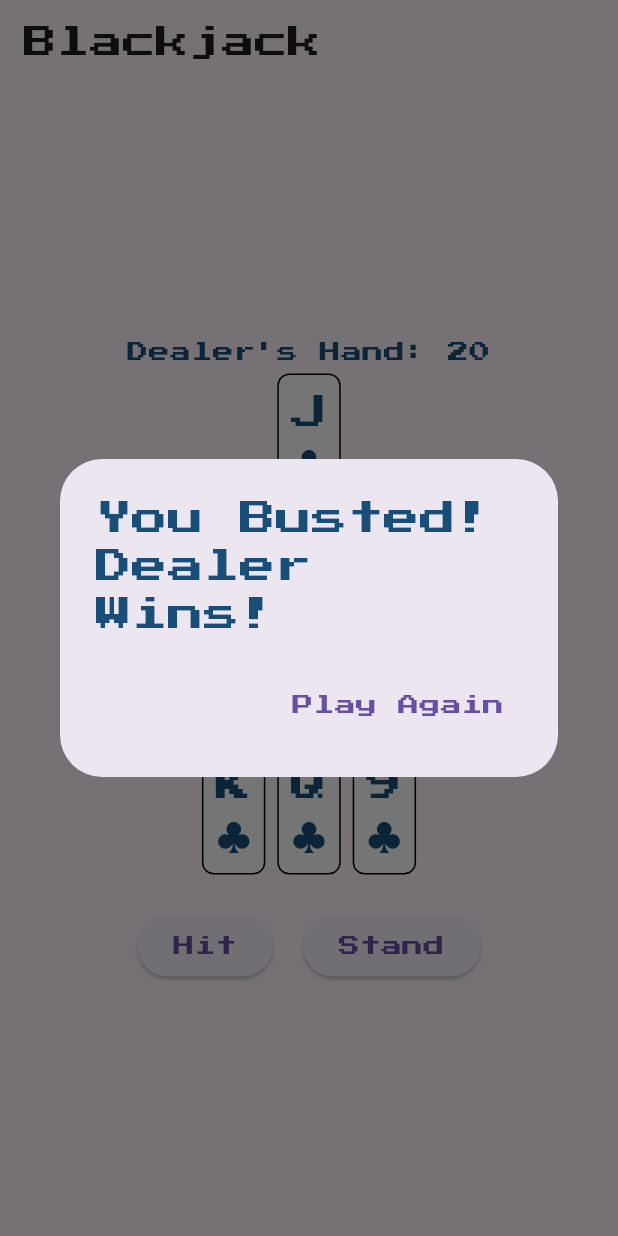
After one commit to u5u5u5u/ankylo-cup, a Flutter app: the BlackjackScreen screen opened directly, after a tap on "Hit", on a phone screen of 412 x 824 dp. The commit adds this screen. Run offline on Flutter 3.47's test engine with Material 3 defaults, Android fonts, the phone set to English and light mode, and no system bars; our stand-ins replace firebase_auth, firebase_core, fixnum, flutter_animate, flutter_riverpod, google_fonts and 2 more; missing offline and left inert: firebase_app_check, flame, grpc, protobuf; accounts and stored records are empty; generated files the repository leaves out were written again; statements that could not run were skipped.

Commit message:
blackjackを追加

```diff
--- /dev/null
+++ b/lib/presentation/games/blackjack/blackjack.dart
@@ -0,0 +1,16 @@
+import 'package:flutter/material.dart';
+import 'package:ankylo_cup/presentation/games/blackjack/widgets/blackjack_screen.dart';
+
+class BlackjackGame extends StatelessWidget {
+  @override
+  Widget build(BuildContext context) {
+    return MaterialApp(
+      debugShowCheckedModeBanner: false,
+      title: 'Blackjack Game',
+      theme: ThemeData(
+        primarySwatch: Colors.green,
+      ),
+      home: BlackjackScreen(),
+    );
+  }
+}
--- /dev/null
+++ b/lib/presentation/games/blackjack/components/card.dart
@@ -0,0 +1,28 @@
+import 'package:flutter/material.dart';
+
+class Card {
+  final String suit;
+  final String rank;
+  final int value;
+
+  Card(this.suit, this.rank, this.value);
+
+  Widget buildCard() {
+    return Container(
+      margin: EdgeInsets.all(4.0),
+      padding: EdgeInsets.all(8.0),
+      decoration: BoxDecoration(
+        border: Border.all(color: Colors.black),
+        borderRadius: BorderRadius.circular(8.0),
+        color: Colors.white,
+      ),
+      child: Column(
+        mainAxisSize: MainAxisSize.min,
+        children: <Widget>[
+          Text(rank, style: TextStyle(fontSize: 24)),
+          Text(suit, style: TextStyle(fontSize: 24)),
+        ],
+      ),
+    );
+  }
+}
--- /dev/null
+++ b/lib/presentation/games/blackjack/components/deck.dart
@@ -0,0 +1,39 @@
+import 'dart:math';
+import 'package:ankylo_cup/presentation/games/blackjack/components/card.dart';
+
+class Deck {
+  final List<Card> _cards = [];
+
+  Deck() {
+    const suits = ['♠', '♥', '♦', '♣'];
+    const ranks = [
+      {'rank': 'A', 'value': 11},
+      {'rank': '2', 'value': 2},
+      {'rank': '3', 'value': 3},
+      {'rank': '4', 'value': 4},
+      {'rank': '5', 'value': 5},
+      {'rank': '6', 'value': 6},
+      {'rank': '7', 'value': 7},
+      {'rank': '8', 'value': 8},
+      {'rank': '9', 'value': 9},
+      {'rank': '10', 'value': 10},
+      {'rank': 'J', 'value': 10},
+      {'rank': 'Q', 'value': 10},
+      {'rank': 'K', 'value': 10},
+    ];
+
+    for (var suit in suits) {
+      for (var rank in ranks) {
+        _cards.add(Card(suit, rank['rank'] as String, rank['value'] as int));
+      }
+    }
+  }
+
+  void shuffle() {
+    _cards.shuffle(Random());
+  }
+
+  Card drawCard() {
+    return _cards.removeLast();
+  }
+}
--- /dev/null
+++ b/lib/presentation/games/blackjack/components/hand.dart
@@ -0,0 +1,29 @@
+import 'package:ankylo_cup/presentation/games/blackjack/components/card.dart';
+
+class Hand {
+  final List<Card> _cards = [];
+
+  void addCard(Card card) {
+    _cards.add(card);
+  }
+
+  int get value {
+    int total = 0;
+    int aces = 0;
+    for (var card in _cards) {
+      total += card.value;
+      if (card.rank == 'A') {
+        aces++;
+      }
+    }
+    while (total > 21 && aces > 0) {
+      total -= 10;
+      aces--;
+    }
+    return total;
+  }
+
+  bool get isBusted => value > 21;
+
+  List<Card> get cards => _cards;
+}
--- /dev/null
+++ b/lib/presentation/games/blackjack/widgets/blackjack_screen.dart
@@ -0,0 +1,125 @@
+import 'package:flutter/material.dart';
+import 'package:ankylo_cup/presentation/games/blackjack/components/deck.dart';
+import 'package:ankylo_cup/presentation/games/blackjack/components/hand.dart';
+
+class BlackjackScreen extends StatefulWidget {
+  @override
+  _BlackjackScreenState createState() => _BlackjackScreenState();
+}
+
+class _BlackjackScreenState extends State<BlackjackScreen> {
+  late Deck _deck;
+  late Hand _playerHand;
+  late Hand _dealerHand;
+
+  @override
+  void initState() {
+    super.initState();
+    _deck = Deck();
+    _playerHand = Hand();
+    _dealerHand = Hand();
+    _startGame();
+  }
+
+  void _startGame() {
+    _deck.shuffle();
+    _playerHand.addCard(_deck.drawCard());
+    _playerHand.addCard(_deck.drawCard());
+    _dealerHand.addCard(_deck.drawCard());
+    _dealerHand.addCard(_deck.drawCard());
+  }
+
+  void _hit() {
+    setState(() {
+      _playerHand.addCard(_deck.drawCard());
+      if (_playerHand.isBusted) {
+        _showResult('You Busted! Dealer Wins!');
+      }
+    });
+  }
+
+  void _stand() {
+    setState(() {
+      while (_dealerHand.value < 17) {
+        _dealerHand.addCard(_deck.drawCard());
+      }
+      if (_dealerHand.isBusted || _playerHand.value > _dealerHand.value) {
+        _showResult('You Win!');
+      } else if (_playerHand.value < _dealerHand.value) {
+        _showResult('Dealer Wins!');
+      } else {
+        _showResult('It\'s a Tie!');
+      }
+    });
+  }
+
+  void _showResult(String result) {
+    showDialog(
+      context: context,
+      builder: (BuildContext context) {
+        return AlertDialog(
+          title: Text(result),
+          actions: <Widget>[
+            TextButton(
+              child: Text('Play Again'),
+              onPressed: () {
+                Navigator.of(context).pop();
+                setState(() {
+                  _deck = Deck();
+                  _playerHand = Hand();
+                  _dealerHand = Hand();
+                  _startGame();
+                });
+              },
+            ),
+          ],
+        );
+      },
+    );
+  }
+
+  @override
+  Widget build(BuildContext context) {
+    return Scaffold(
+      appBar: AppBar(
+        title: Text('Blackjack'),
+      ),
+      body: Column(
+        mainAxisAlignment: MainAxisAlignment.center,
+        children: <Widget>[
+          Text('Dealer\'s Hand: ${_dealerHand.value}'),
+          _dealerHand.isBusted ? Text('Busted!') : Container(),
+          _dealerHand.isBusted
+              ? Container()
+              : _dealerHand.cards.first.buildCard(),
+          _dealerHand.isBusted
+              ? Container()
+              : _dealerHand.cards.last.buildCard(),
+          SizedBox(height: 20),
+          Text('Your Hand: ${_playerHand.value}'),
+          _playerHand.isBusted ? Text('Busted!') : Container(),
+          Row(
+            mainAxisAlignment: MainAxisAlignment.center,
+            children:
+                _playerHand.cards.map((card) => card.buildCard()).toList(),
+          ),
+          SizedBox(height: 20),
+          Row(
+            mainAxisAlignment: MainAxisAlignment.center,
+            children: <Widget>[
+              ElevatedButton(
+                onPressed: _hit,
+                child: Text('Hit'),
+              ),
+              SizedBox(width: 20),
+              ElevatedButton(
+                onPressed: _stand,
+                child: Text('Stand'),
+              ),
+            ],
+          ),
+        ],
+      ),
+    );
+  }
+}
--- a/lib/presentation/page/room/room_create_screen.dart
+++ b/lib/presentation/page/room/room_create_screen.dart
@@ -23,7 +23,7 @@ class RoomCreateScreen extends StatelessWidget {
           _buildGameTile(context, 'ブロック崩し', BrickBreakerGameScreen(), false),
           _buildGameTile(context, 'チンチロ', ChinchiroGameScreen(), true),
           _buildGameTile(context, 'ホッケー', HockeyGameScreen(), true),
-          _buildGameTile(context, 'Coming Soon ...', Container(), false),
+          _buildGameTile(context, 'ブラックジャック', Container(), false),
         ],
       ),
     );
--- a/lib/presentation/page/select_game/select_game_screen.dart
+++ b/lib/presentation/page/select_game/select_game_screen.dart
@@ -1,3 +1,4 @@
+import 'package:ankylo_cup/presentation/games/blackjack/blackjack.dart';
 import 'package:ankylo_cup/presentation/games/hockey/widgets/game_app.dart';
 import 'package:flutter/material.dart';
 import 'package:firebase_auth/firebase_auth.dart';
@@ -23,7 +24,7 @@ class SelectGameScreen extends StatelessWidget {
           _buildGameTile(context, 'ブロック崩し', BrickBreakerGameScreen(), false),
           _buildGameTile(context, 'チンチロ', ChinchiroGameScreen(), true),
           _buildGameTile(context, 'ホッケー', HockeyGameScreen(), true),
-          _buildGameTile(context, 'Coming Soon ...', Container(), false),
+          _buildGameTile(context, 'ブラックジャック', BlackjackGame(), false),
         ],
       ),
     );
```
